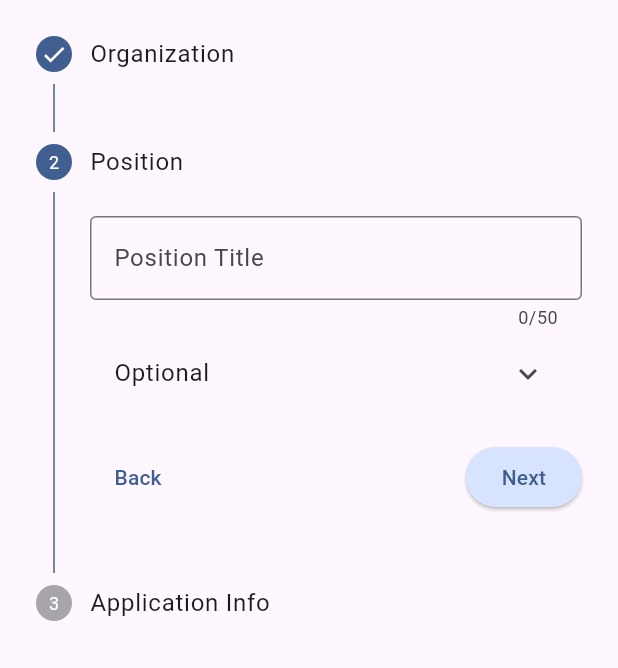
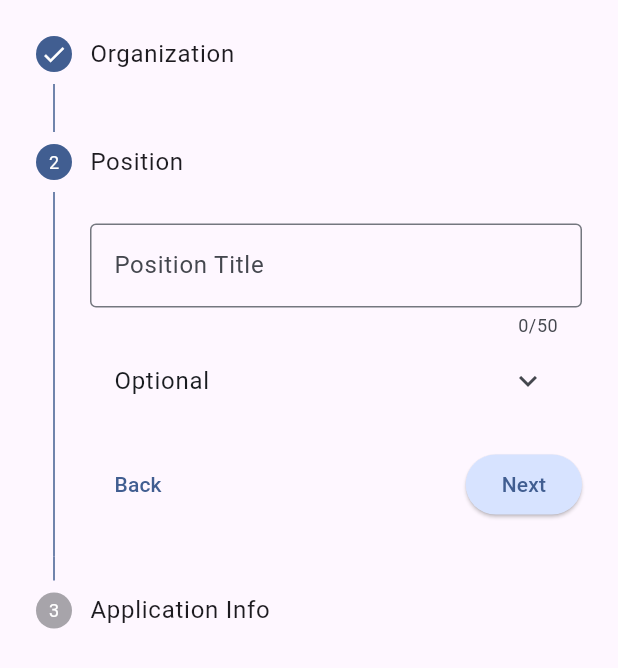
Before and after one commit to MoldyHacker/flutter_applications_tracker, a Flutter app: the NewApplication widget shown alone on an empty page, opened directly with empty values, after a tap on "Next", on a phone screen of 412 x 824 dp. Shown: the top 668 px of the screen. Run offline on Flutter 3.47's test engine with Material 3 defaults, Android fonts, the light colour scheme and no system bars; our stand-ins replace cloud_firestore, expansion_tile_card, firebase_auth, firebase_core; accounts and stored records are empty.

Commit message:
Refactor code in NewApplication widget

```diff
--- a/lib/widgets/new_application.dart
+++ b/lib/widgets/new_application.dart
@@ -6,22 +6,14 @@ import 'package:firebase_auth/firebase_auth.dart';
 import 'package:flutter/material.dart';
 
 final db = FirebaseFirestore.instance;
-final auth = FirebaseAuth.instance;
+final authUid = FirebaseAuth.instance.currentUser!.uid;
 
 // TODO: Make this list dynamic
 List<String> organizationsList = <String>['Google', 'Facebook'];
 
-List<String> positionWageTypeList = WageType.values
-    .map((wageType) => wageType.toString().split('.').last)
-    .toList();
-
-List<String> positionTypeList = JobType.values
-    .map((jobType) => jobType.toString().split('.').last)
-    .toList();
-
-List<String> positionSettingTypeList = WorkplaceSetting.values
-    .map((workplaceSetting) => workplaceSetting.toString().split('.').last)
-    .toList();
+// List<String> positionSettingTypeList = WorkplaceSetting.values
+//     .map((workplaceSetting) => workplaceSetting.toString().split('.').last)
+//     .toList();
 
 class NewApplication extends StatefulWidget {
   const NewApplication({super.key, required this.onAddApplication});
@@ -40,9 +32,9 @@ class _NewApplicationState extends State<NewApplication> {
   final _positionTitleController = TextEditingController();
   final _positionWageLowerBoundController = TextEditingController();
   final _positionWageUpperBoundController = TextEditingController();
-  String _positionType = positionTypeList.first;
-  String _positionWageType = positionWageTypeList.first;
-  String _positionSettingType = positionSettingTypeList.first;
+  JobType _positionType = JobType.values.first;
+  WageType _positionWageType = WageType.values.first;
+  WorkplaceSetting _positionSettingType = WorkplaceSetting.values.first;
 
   final _applicationMethodController = TextEditingController();
   final _applicationUrlController = TextEditingController();
@@ -84,7 +76,7 @@ class _NewApplicationState extends State<NewApplication> {
   Future<String> getOrganizationDocumentId() async {
     String? documentId;
     db
-        .collection('users/${auth.currentUser!.uid}/organizations')
+        .collection('users/$authUid/organizations')
         .where('name', isEqualTo: _organizationNameController.text)
         .get()
         .then((QuerySnapshot querySnapshot) {
@@ -104,7 +96,7 @@ class _NewApplicationState extends State<NewApplication> {
       website: _organizationWebsiteController.text,
     );
     DocumentReference docRef = await db
-        .collection('users/${auth.currentUser!.uid}/organizations')
+        .collection('users/$authUid/organizations')
         .add(organization.toFirestore());
 
     return docRef.id;
@@ -113,8 +105,17 @@ class _NewApplicationState extends State<NewApplication> {
   // Add the position to the database and return the document id
   Future<String> _addPosition() async {
     String organizationDocumentId = await getOrganizationDocumentId();
+    JobPosition position = JobPosition(
+      title: _positionTitleController.text,
+      organizationId: organizationDocumentId,
+      // jobType: stringToJobType(_positionType),
+      // wageType: WageType.values.byName(_positionWageType),
+      // workplaceSetting: WorkplaceSetting.values.byName(_positionSettingType),
+      wageLowerBound: double.tryParse(_positionWageLowerBoundController.text),
+      wageUpperBound: double.tryParse(_positionWageUpperBoundController.text),
+    );
     DocumentReference docRef =
-        await db.collection('users/${auth.currentUser!.uid}/positions').add({
+        await db.collection('users/$authUid/positions').add({
       'title': _positionTitleController.text,
       'organization': organizationDocumentId,
       'type': _positionType,
@@ -129,7 +130,7 @@ class _NewApplicationState extends State<NewApplication> {
   // Add the application to the database
   void _addApplication() async {
     String positionDocumentId = await _addPosition();
-    db.collection('users/${auth.currentUser!.uid}/applications').add({
+    db.collection('users/$authUid/applications').add({
       'position': positionDocumentId,
       'positionTitle': _positionTitleController.text,
       'organization': _organizationNameController.text,
@@ -209,12 +210,15 @@ class _NewApplicationState extends State<NewApplication> {
         title: const Text('Position'),
         content: Column(
           children: [
-            TextField(
-              controller: _positionTitleController,
-              maxLength: 50,
-              decoration: const InputDecoration(
-                labelText: 'Position Title',
-                border: OutlineInputBorder(),
+            Container(
+              padding: const EdgeInsets.only(top: 5),
+              child: TextField(
+                controller: _positionTitleController,
+                maxLength: 50,
+                decoration: const InputDecoration(
+                  labelText: 'Position Title',
+                  border: OutlineInputBorder(),
+                ),
               ),
             ),
             ExpansionTile(
@@ -229,15 +233,15 @@ class _NewApplicationState extends State<NewApplication> {
                           const Text('Position Type:   '),
                           DropdownButton(
                               value: _positionType,
-                              items: positionTypeList
-                                  .map<DropdownMenuItem<String>>(
-                                      (String value) {
-                                return DropdownMenuItem<String>(
-                                  value: value,
-                                  child: Text(value),
+                              items: JobType.values
+                                  .map<DropdownMenuItem<JobType>>(
+                                      (jobType) {
+                                return DropdownMenuItem<JobType>(
+                                  value: jobType,
+                                  child: Text(jobType.toString()),
                                 );
                               }).toList(),
-                              onChanged: (String? value) {
+                              onChanged: (JobType? value) {
                                 setState(() {
                                   _positionType = value!;
                                 });
@@ -249,15 +253,15 @@ class _NewApplicationState extends State<NewApplication> {
                           const Text('Wage Type:   '),
                           DropdownButton(
                               value: _positionWageType,
-                              items: positionWageTypeList
-                                  .map<DropdownMenuItem<String>>(
-                                      (String value) {
-                                return DropdownMenuItem<String>(
+                              items: WageType.values
+                                  .map<DropdownMenuItem<WageType>>(
+                                      (WageType value) {
+                                return DropdownMenuItem<WageType>(
                                   value: value,
-                                  child: Text(value),
+                                  child: Text(value.toString()),
                                 );
                               }).toList(),
-                              onChanged: (String? value) {
+                              onChanged: (WageType? value) {
                                 setState(() {
                                   _positionWageType = value!;
                                 });
@@ -310,15 +314,15 @@ class _NewApplicationState extends State<NewApplication> {
                           const Text('Work Setting:   '),
                           DropdownButton(
                               value: _positionSettingType,
-                              items: positionSettingTypeList
-                                  .map<DropdownMenuItem<String>>(
-                                      (String value) {
-                                return DropdownMenuItem<String>(
+                              items: WorkplaceSetting.values
+                                  .map<DropdownMenuItem<WorkplaceSetting>>(
+                                      (WorkplaceSetting value) {
+                                return DropdownMenuItem<WorkplaceSetting>(
                                   value: value,
-                                  child: Text(value),
+                                  child: Text(value.toString()),
                                 );
                               }).toList(),
-                              onChanged: (String? value) {
+                              onChanged: (WorkplaceSetting? value) {
                                 setState(() {
                                   _positionSettingType = value!;
                                 });
```
